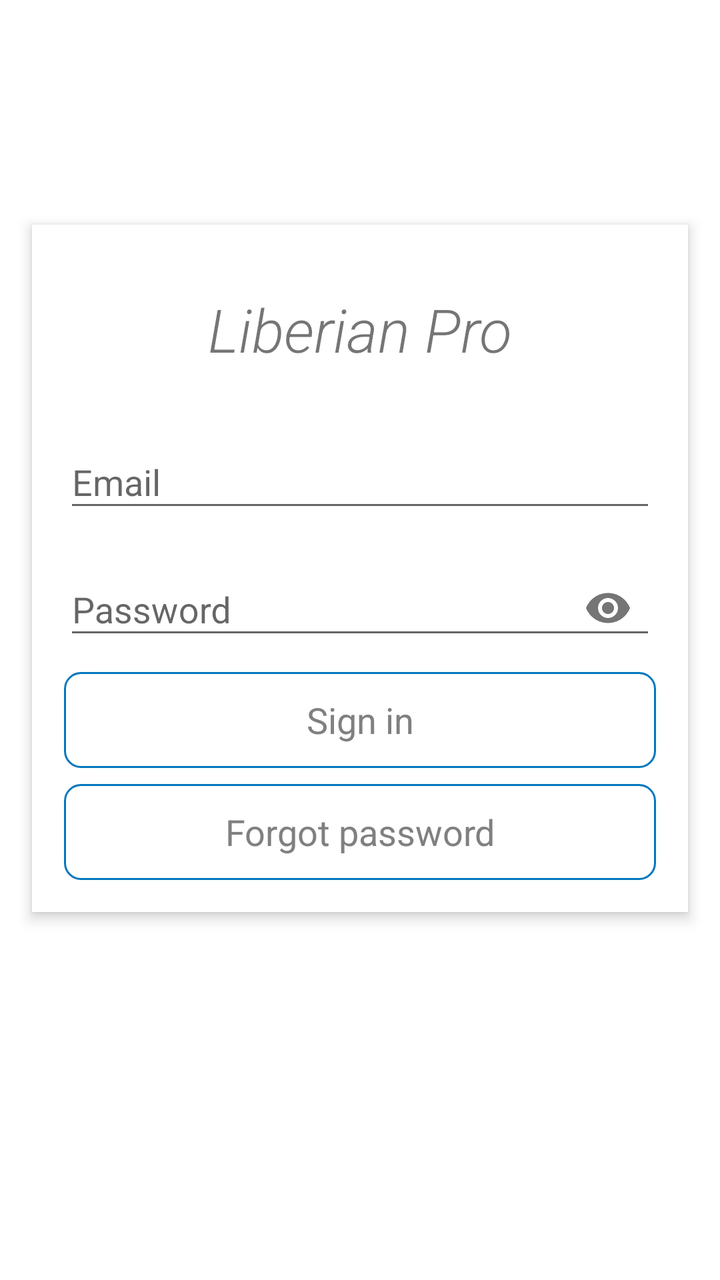
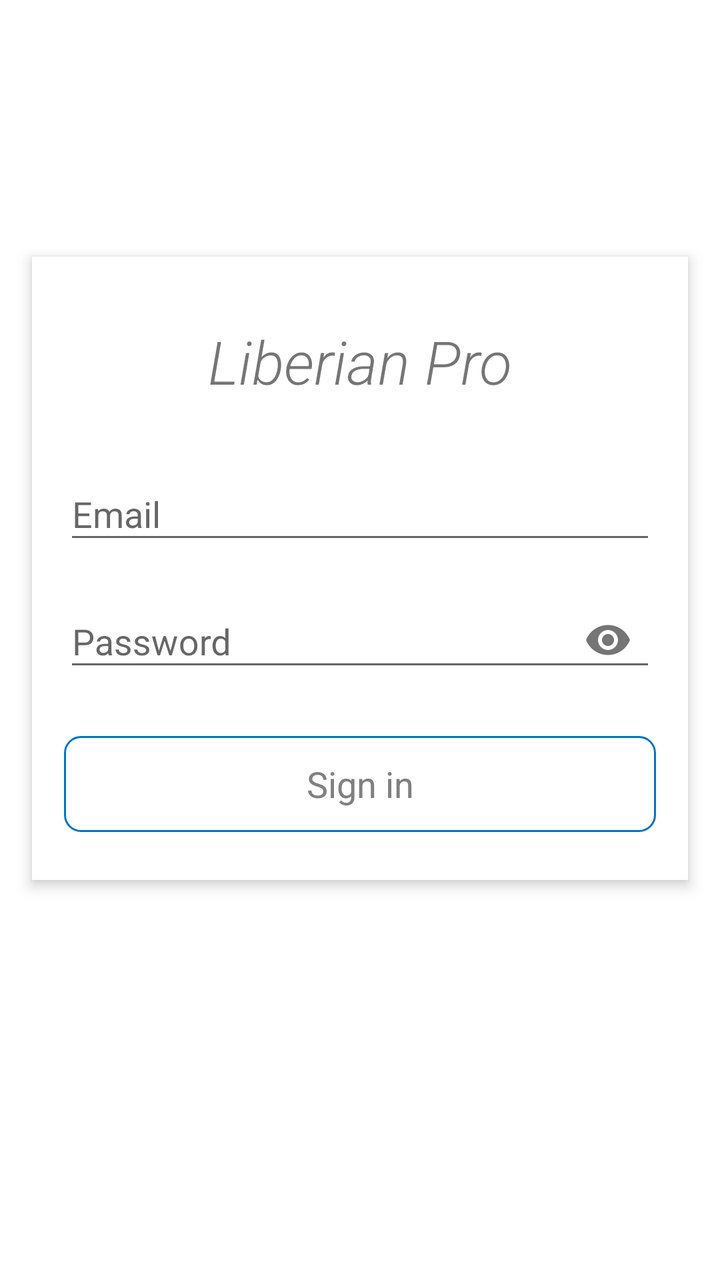

An Android layout rendered at two revisions. The XML below is the earlier revision; the diff shows what the commit changed to produce the second picture.
<!-- AndroidManifest.xml: activity theme Splash -->
<!-- res/layout/activity_sign_in.xml -->
<?xml version="1.0" encoding="utf-8"?>
<androidx.constraintlayout.widget.ConstraintLayout xmlns:android="http://schemas.android.com/apk/res/android"
    xmlns:app="http://schemas.android.com/apk/res-auto"
    xmlns:tools="http://schemas.android.com/tools"
    android:layout_width="match_parent"
    android:layout_height="match_parent"
    android:background="@android:color/background_light"
    tools:context="com.signin.SignInActivity">

    <androidx.cardview.widget.CardView
        android:id="@+id/cardView"
        android:layout_width="match_parent"
        android:layout_height="wrap_content"
        android:layout_marginStart="16dp"
        android:layout_marginEnd="16dp"
        app:cardCornerRadius="0dp"
        app:cardElevation="4dp"
        app:layout_constraintBottom_toTopOf="@+id/progressBar"
        app:layout_constraintEnd_toEndOf="parent"
        app:layout_constraintStart_toStartOf="parent"
        app:layout_constraintTop_toTopOf="parent">

        <androidx.constraintlayout.widget.ConstraintLayout
            android:layout_width="match_parent"
            android:layout_height="wrap_content"
            android:layout_marginStart="16dp"
            android:layout_marginTop="16dp"
            android:layout_marginEnd="16dp"
            android:layout_marginBottom="16dp">

            <TextView
                android:id="@+id/textView11"
                android:layout_width="wrap_content"
                android:layout_height="wrap_content"
                android:layout_marginTop="16dp"
                android:fontFamily="sans-serif-light"
                android:text="Liberian Pro"
                android:textSize="30sp"
                android:textStyle="italic"
                app:layout_constraintBottom_toTopOf="@+id/textInputLayout7"
                app:layout_constraintEnd_toEndOf="parent"
                app:layout_constraintStart_toStartOf="parent"
                app:layout_constraintTop_toTopOf="parent" />

            <com.google.android.material.textfield.TextInputLayout
                android:id="@+id/textInputLayout7"
                android:layout_width="match_parent"
                android:layout_height="wrap_content"
                android:layout_marginTop="24dp"
                app:layout_constraintBottom_toTopOf="@+id/textInputLayout8"
                app:layout_constraintEnd_toEndOf="parent"
                app:layout_constraintStart_toStartOf="parent"
                app:layout_constraintTop_toBottomOf="@id/textView11">

                <com.google.android.material.textfield.TextInputEditText
                    android:id="@+id/email_signin"
                    android:layout_width="match_parent"
                    android:layout_height="wrap_content"
                    android:hint="Email" />
            </com.google.android.material.textfield.TextInputLayout>

            <com.google.android.material.textfield.TextInputLayout
                android:id="@+id/textInputLayout8"
                android:layout_width="match_parent"
                android:layout_height="wrap_content"
                android:layout_marginTop="8dp"
                app:layout_constraintBottom_toTopOf="@+id/button2"
                app:layout_constraintEnd_toEndOf="parent"
                app:layout_constraintStart_toStartOf="parent"
                app:layout_constraintTop_toBottomOf="@+id/textInputLayout7"
                app:passwordToggleEnabled="true">

                <com.google.android.material.textfield.TextInputEditText
                    android:id="@+id/pwd_signin"
                    android:layout_width="match_parent"
                    android:layout_height="wrap_content"
                    android:hint="Password"
                    android:inputType="textPassword"
                    android:textAppearance="@style/TextAppearance.AppCompat.Body1"
                    android:textSize="18sp" />
            </com.google.android.material.textfield.TextInputLayout>

            <Button
                android:id="@+id/button2"
                style="?android:borderlessButtonStyle"
                android:layout_width="0dp"
                android:layout_height="wrap_content"
                android:layout_marginTop="8dp"
                android:layout_marginBottom="8dp"
                android:background="@drawable/custom_signup"
                android:onClick="login"
                android:text="Sign in"
                android:textAppearance="@style/TextAppearance.AppCompat.Body1"
                android:textColor="@drawable/custom_text_color"
                android:textSize="18sp"
                app:layout_constraintBottom_toTopOf="@+id/button4"
                app:layout_constraintEnd_toEndOf="parent"
                app:layout_constraintStart_toStartOf="parent"
                app:layout_constraintTop_toBottomOf="@+id/textInputLayout8" />

            <Button
                android:id="@+id/button4"
                android:layout_width="0dp"
                android:layout_height="wrap_content"
                android:background="@drawable/custom_signup"
                android:onClick="forgotPassword"
                android:text="Forgot password"
                android:textAppearance="@style/TextAppearance.AppCompat.Body1"
                android:textColor="@drawable/custom_text_color"
                android:textSize="18sp"
                app:layout_constraintBottom_toBottomOf="parent"
                app:layout_constraintEnd_toEndOf="parent"
                app:layout_constraintStart_toStartOf="parent"
                app:layout_constraintTop_toBottomOf="@id/button2" />

        </androidx.constraintlayout.widget.ConstraintLayout>
    </androidx.cardview.widget.CardView>

    <ProgressBar
        android:id="@+id/progressBar"
        style="?android:attr/progressBarStyle"
        android:layout_width="wrap_content"
        android:layout_height="wrap_content"
        android:layout_marginBottom="24dp"
        app:layout_constraintBottom_toBottomOf="parent"
        app:layout_constraintEnd_toEndOf="parent"
        app:layout_constraintStart_toStartOf="parent" />
</androidx.constraintlayout.widget.ConstraintLayout>
<!-- resources referenced by this layout -->
<resources>
  <!-- drawable custom_signup (drawable) -->
  <?xml version="1.0" encoding="utf-8"?>
  <selector xmlns:android="http://schemas.android.com/apk/res/android">
      <item android:drawable="@drawable/signup_default" android:state_pressed="false"/>
      <item android:drawable="@drawable/signup_pressed" android:state_pressed="true" />
  </selector>
  <!-- drawable custom_text_color (drawable) -->
  <?xml version="1.0" encoding="utf-8"?>
  <selector xmlns:android="http://schemas.android.com/apk/res/android">
      <item android:state_pressed="true" android:color="@android:color/background_light"/>
      <item android:color="@android:color/tertiary_text_dark"/>
  </selector>
  <style name="Splash" parent="Theme.AppCompat.Light.NoActionBar">
          <item name="colorPrimary">@color/colorPrimary</item>
          <item name="colorPrimaryDark">@color/colorPrimaryDark</item>
          <item name="colorAccent">@color/colorAccent</item>
      </style>
  <!-- drawable signup_default (drawable) -->
  <?xml version="1.0" encoding="utf-8"?>
  <shape xmlns:android="http://schemas.android.com/apk/res/android" android:shape="rectangle">
      <stroke android:color="#0277BD" android:width="1dp"/>
      <solid android:color="@android:color/transparent"/>
      <corners android:bottomLeftRadius="8dp"
          android:bottomRightRadius="8dp"
          android:topLeftRadius="8dp"
          android:topRightRadius="8dp"
          />
  </shape>
  <!-- drawable signup_pressed (drawable) -->
  <?xml version="1.0" encoding="utf-8"?>
  <shape xmlns:android="http://schemas.android.com/apk/res/android">
  
      <solid android:color="#0277BD"/>
      <corners android:bottomLeftRadius="8dp"
          android:bottomRightRadius="8dp"
          android:topLeftRadius="8dp"
          android:topRightRadius="8dp"
          />
  </shape>
  <color name="colorPrimary">#37474f</color>
  <color name="colorPrimaryDark">#37474f</color>
  <color name="colorAccent">#2196F3</color>
</resources>

<!-- the commit's change to res/layout/activity_sign_in.xml (unified diff, before → after) -->
@@ -56,7 +56,8 @@
                     android:id="@+id/email_signin"
                     android:layout_width="match_parent"
                     android:layout_height="wrap_content"
-                    android:hint="Email" />
+                    android:hint="Email"
+                    android:maxLines="1"/>
             </com.google.android.material.textfield.TextInputLayout>
 
             <com.google.android.material.textfield.TextInputLayout
@@ -77,7 +78,8 @@
                     android:hint="Password"
                     android:inputType="textPassword"
                     android:textAppearance="@style/TextAppearance.AppCompat.Body1"
-                    android:textSize="18sp" />
+                    android:textSize="18sp"
+                    />
             </com.google.android.material.textfield.TextInputLayout>
 
             <Button
@@ -85,7 +87,7 @@
                 style="?android:borderlessButtonStyle"
                 android:layout_width="0dp"
                 android:layout_height="wrap_content"
-                android:layout_marginTop="8dp"
+                android:layout_marginTop="24dp"
                 android:layout_marginBottom="8dp"
                 android:background="@drawable/custom_signup"
                 android:onClick="login"
@@ -93,25 +95,10 @@
                 android:textAppearance="@style/TextAppearance.AppCompat.Body1"
                 android:textColor="@drawable/custom_text_color"
                 android:textSize="18sp"
-                app:layout_constraintBottom_toTopOf="@+id/button4"
+                app:layout_constraintBottom_toBottomOf="parent"
                 app:layout_constraintEnd_toEndOf="parent"
                 app:layout_constraintStart_toStartOf="parent"
                 app:layout_constraintTop_toBottomOf="@+id/textInputLayout8" />
-
-            <Button
-                android:id="@+id/button4"
-                android:layout_width="0dp"
-                android:layout_height="wrap_content"
-                android:background="@drawable/custom_signup"
-                android:onClick="forgotPassword"
-                android:text="Forgot password"
-                android:textAppearance="@style/TextAppearance.AppCompat.Body1"
-                android:textColor="@drawable/custom_text_color"
-                android:textSize="18sp"
-                app:layout_constraintBottom_toBottomOf="parent"
-                app:layout_constraintEnd_toEndOf="parent"
-                app:layout_constraintStart_toStartOf="parent"
-                app:layout_constraintTop_toBottomOf="@id/button2" />
 
         </androidx.constraintlayout.widget.ConstraintLayout>
     </androidx.cardview.widget.CardView>
